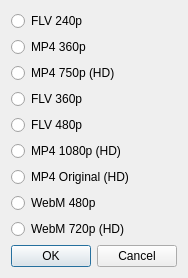
First picture: the form in plugins/youtube/src/youtubedialog.ui, repository legnaleurc/khopper, before the edit.
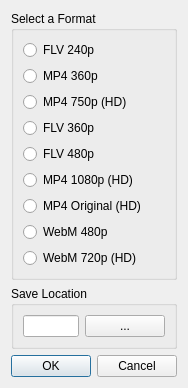
Second picture: the form after the edit.

Diff of the .ui file:
```diff
--- a/plugins/youtube/src/youtubedialog.ui
+++ b/plugins/youtube/src/youtubedialog.ui
@@ -6,8 +6,8 @@
    <rect>
     <x>0</x>
     <y>0</y>
-    <width>179</width>
-    <height>260</height>
+    <width>174</width>
+    <height>345</height>
    </rect>
   </property>
   <property name="windowTitle">
@@ -15,6 +15,12 @@
   </property>
   <layout class="QVBoxLayout" name="verticalLayout_2">
    <item>
+    <widget class="QGroupBox" name="groupBox">
+     <property name="title">
+      <string>Select a Format</string>
+     </property>
+     <layout class="QGridLayout" name="gridLayout">
+      <item row="0" column="0">
     <layout class="QVBoxLayout" name="verticalLayout">
      <item>
       <widget class="QRadioButton" name="radioButton">
@@ -80,6 +86,28 @@
       </widget>
      </item>
     </layout>
+      </item>
+     </layout>
+    </widget>
+   </item>
+   <item>
+    <widget class="QGroupBox" name="groupBox_2">
+     <property name="title">
+      <string>Save Location</string>
+     </property>
+     <layout class="QHBoxLayout" name="horizontalLayout">
+      <item>
+       <widget class="QLineEdit" name="lineEdit"/>
+      </item>
+      <item>
+       <widget class="QPushButton" name="pushButton">
+        <property name="text">
+         <string>...</string>
+        </property>
+       </widget>
+      </item>
+     </layout>
+    </widget>
    </item>
    <item>
     <widget class="QDialogButtonBox" name="buttonBox">
```
Lines whose indentation alone changed are shown as unchanged.
